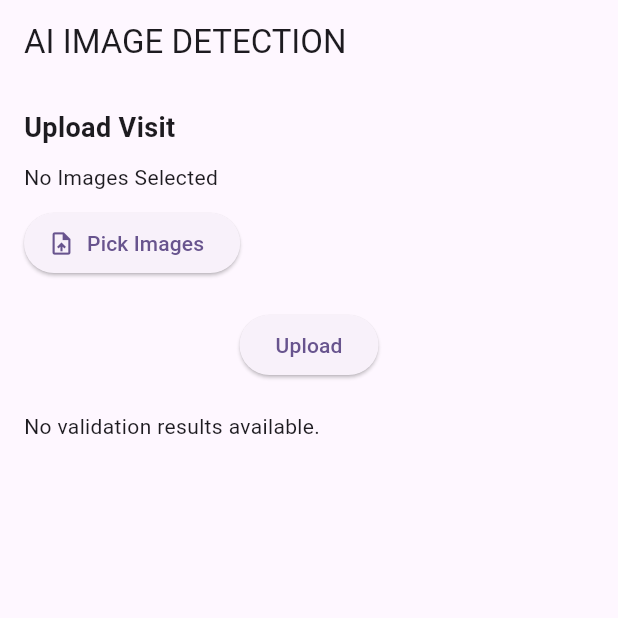
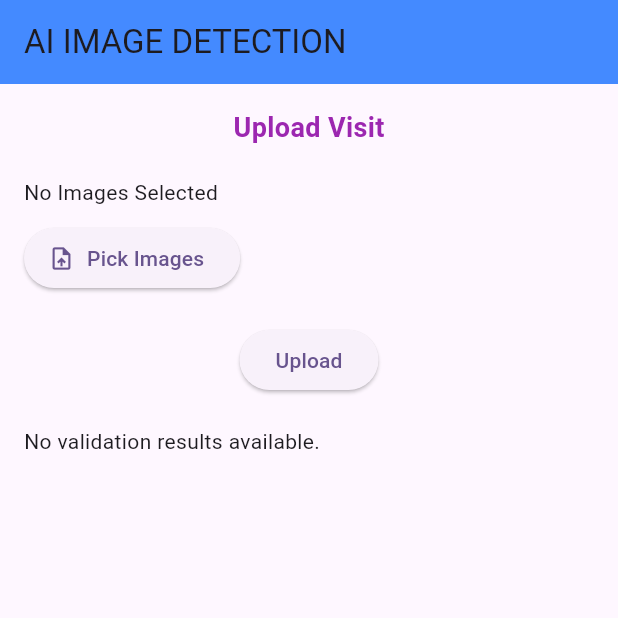
Before and after one commit to ifanzalukhu97/Final-Project-AI-GPT-Bootcamp-Q4-2024-Encode-Club, a Flutter app: the screen it shows after launch, on a phone screen of 412 x 824 dp, the top half of it. Run offline on Flutter 3.47's test engine with Material 3 defaults, Android fonts, the phone set to English and light mode, and no system bars; our stand-ins replace image_picker.

Commit message:
Fix status issue

```diff
--- a/frontend/image_detection_app/lib/main.dart
+++ b/frontend/image_detection_app/lib/main.dart
@@ -13,8 +13,8 @@ class MyApp extends StatelessWidget {
   Widget build(BuildContext context) {
     return MaterialApp(
       title: 'Flutter Demo',
+      debugShowCheckedModeBanner: false,
       theme: ThemeData(
-
         colorScheme: ColorScheme.fromSeed(seedColor: Colors.deepPurple),
         useMaterial3: true,
       ),
--- a/frontend/image_detection_app/lib/pages/HomePage.dart
+++ b/frontend/image_detection_app/lib/pages/HomePage.dart
@@ -128,12 +128,12 @@ class _HomePageState extends State<HomePage> {
         print('Item: $item');
         print('Matches: $matches');
 
-        if (text.contains("A photo or selfie in front of the customer's location or store") &&
+        if (text.contains("selfie") &&
             clipScore > 0.5) {
           hasSelfie = true;
         }
 
-        if (text.contains("A photo of the distributor's product display as well as competitors' products at the customer's location") &&
+        if (text.contains("product display") &&
             clipScore > 0.5) {
           hasDistributorProduct = true;
         }
@@ -258,17 +258,20 @@ class _HomePageState extends State<HomePage> {
     return Scaffold(
       appBar: AppBar(
         title: const Text('AI IMAGE DETECTION'),
+        backgroundColor: Colors.blueAccent,
       ),
       body: SingleChildScrollView(
         padding: const EdgeInsets.all(16.0),
         child: Column(
           crossAxisAlignment: CrossAxisAlignment.start,
           children: [
-            const Text(
+            Center(
+            child: const Text(
               'Upload Visit',
-              style: TextStyle(fontSize: 18, fontWeight: FontWeight.bold),
+              style: TextStyle(fontSize: 18, fontWeight: FontWeight.bold,color: Colors.purple ),
             ),
-            const SizedBox(height: 10),
+            ),
+            const SizedBox(height: 20),
             _buildImagePreview(),
             const SizedBox(height: 10),
             ElevatedButton.icon(
```
